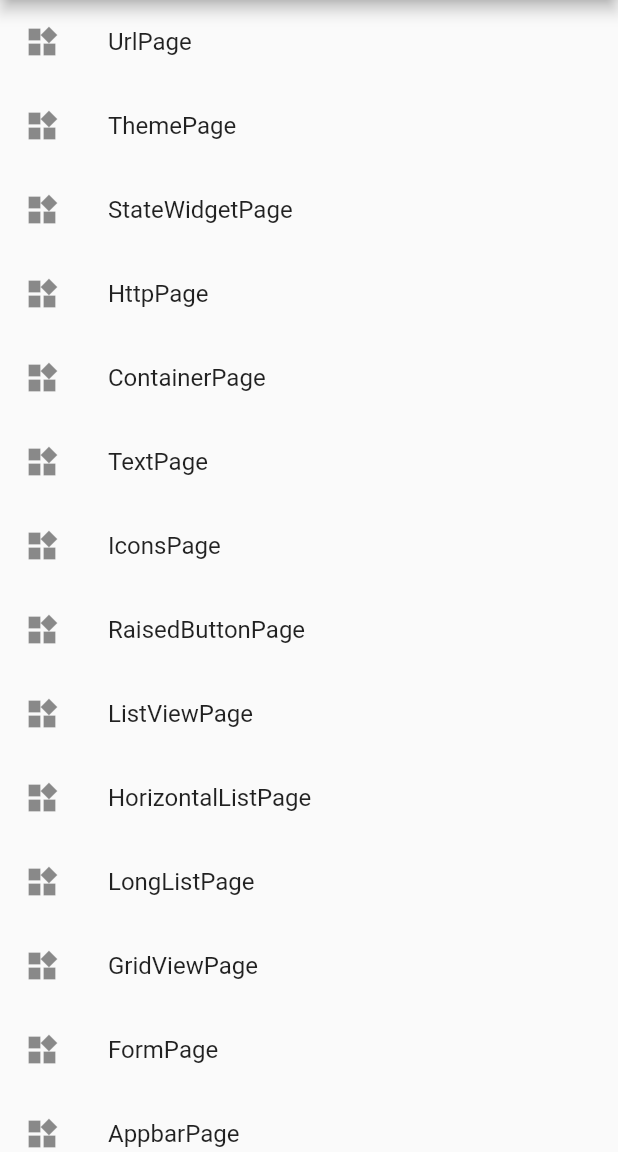
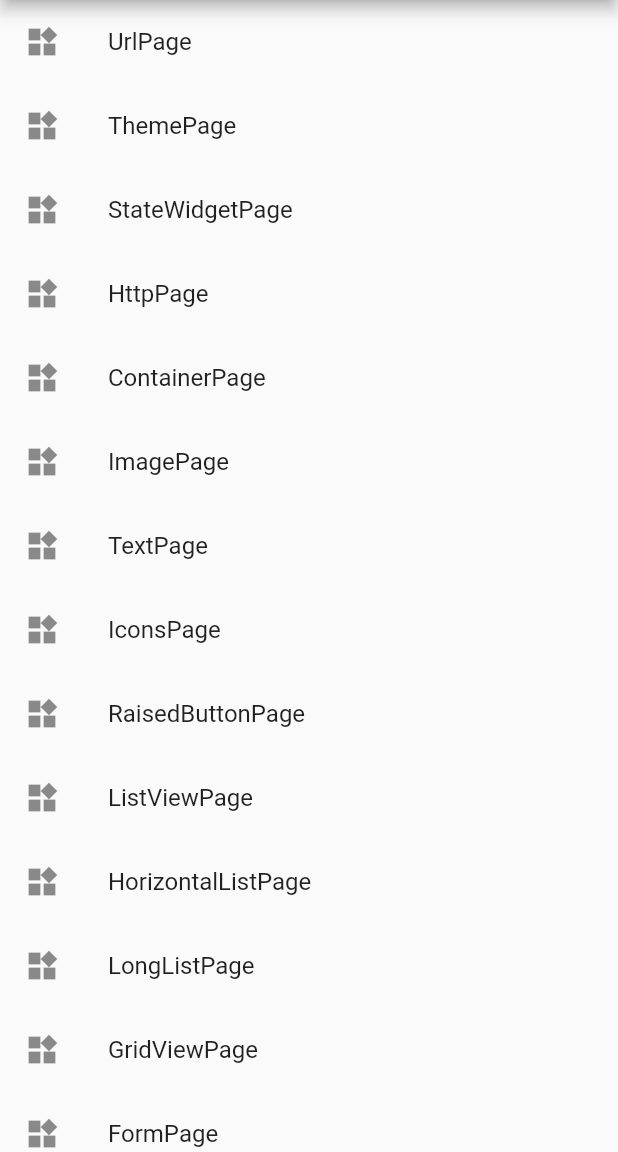
Before and after one commit to haoyd/FlutterSample, a Flutter app: the screen it shows after launch, on a phone screen of 412 x 824 dp, the part 84-1236 px from its top. Run offline on Flutter 3.47's test engine with Material 2 defaults, Android fonts, the phone set to English and light mode, and no system bars; our stand-ins replace fluttertoast.

Commit message:
不同分辨率图片适配

```diff
--- a/lib/controller/ImagePage.dart
+++ b/lib/controller/ImagePage.dart
@@ -11,10 +11,13 @@ class ImagePage extends StatelessWidget {
         child: Column(
           mainAxisAlignment: MainAxisAlignment.start,
           children: <Widget>[
+            Text('加载网络图片'),
             Image.network(
               'https://cdn.jsdelivr.net/gh/flutterchina/website@1.0/images/flutter-mark-square-100.png',
               fit: BoxFit.fitWidth,
             ),
+            Text('根据不同设备像素加载不同分辨率图片\n设备像素比为1.8的加载2.0x文件夹中图片\n2.7的加载3.0x中的图片'),
+            Image.asset('assets/images/x1.png'),
           ],
         ),
       )
--- a/lib/main.dart
+++ b/lib/main.dart
@@ -87,6 +87,7 @@ class _SampleAppPageState extends State<SampleAppPage> {
     widgets.add(_getListItem("StateWidgetPage"));
     widgets.add(_getListItem("HttpPage"));
     widgets.add(_getListItem("ContainerPage"));
+    widgets.add(_getListItem("ImagePage"));
     widgets.add(_getListItem("TextPage"));
     widgets.add(_getListItem("IconsPage"));
     widgets.add(_getListItem("RaisedButtonPage"));
--- a/pubspec.yaml
+++ b/pubspec.yaml
@@ -44,6 +44,7 @@ flutter:
   - assets/images/1.jpeg
   - assets/images/2.jpeg
   - assets/images/3.jpeg
+  - assets/images/x1.png
 
   # An image asset can refer to one or more resolution-specific "variants", see
   # https://flutter.io/assets-and-images/#resolution-aware.
```
Also changed, not shown: assets/images/2.0x/x1.png (added), assets/images/3.0x/x1.png (added), assets/images/x1.png (added).
